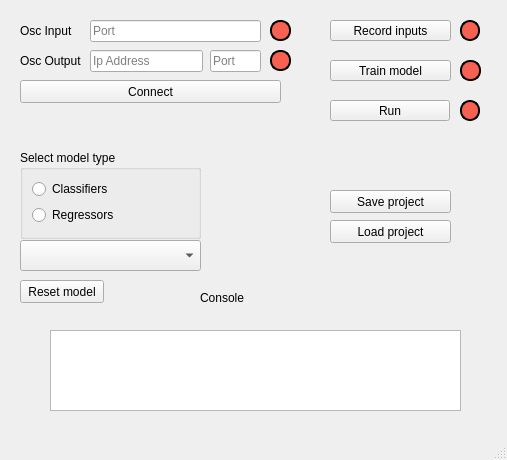
Before: the Qt Designer form synthedge/gui/qt/untitled.ui in bruggor10/SynthEdge, drawn with Qt 5.
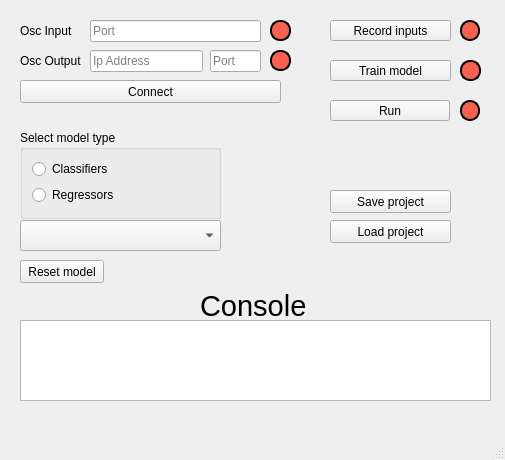
After: the same form once the commit is applied.

Patch:
```diff
--- a/synthedge/gui/qt/untitled.ui
+++ b/synthedge/gui/qt/untitled.ui
@@ -6,7 +6,7 @@
    <rect>
     <x>0</x>
     <y>0</y>
-    <width>507</width>
+    <width>505</width>
     <height>460</height>
    </rect>
   </property>
@@ -18,8 +18,8 @@
     <property name="geometry">
      <rect>
       <x>20</x>
-      <y>150</y>
-      <width>181</width>
+      <y>130</y>
+      <width>201</width>
       <height>89</height>
      </rect>
     </property>
@@ -50,8 +50,8 @@
     <property name="geometry">
      <rect>
       <x>20</x>
-      <y>240</y>
-      <width>181</width>
+      <y>220</y>
+      <width>201</width>
       <height>31</height>
      </rect>
     </property>
@@ -326,10 +326,15 @@
      <rect>
       <x>200</x>
       <y>290</y>
-      <width>58</width>
-      <height>15</height>
+      <width>111</width>
+      <height>31</height>
      </rect>
     </property>
+    <property name="font">
+     <font>
+      <pointsize>22</pointsize>
+     </font>
+    </property>
     <property name="text">
      <string>Console</string>
     </property>
@@ -337,9 +342,9 @@
    <widget class="QPlainTextEdit" name="console">
     <property name="geometry">
      <rect>
-      <x>50</x>
-      <y>330</y>
-      <width>411</width>
+      <x>20</x>
+      <y>320</y>
+      <width>471</width>
       <height>81</height>
      </rect>
     </property>
@@ -348,7 +353,7 @@
     <property name="geometry">
      <rect>
       <x>20</x>
-      <y>280</y>
+      <y>260</y>
       <width>84</width>
       <height>23</height>
      </rect>
```
Left out of the diff: 4 changed lines with no effect on the pictures.
